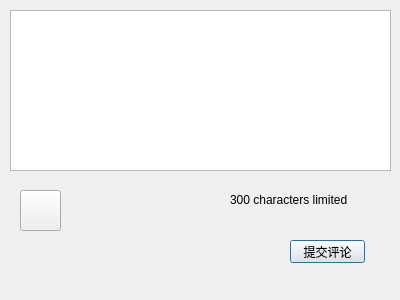
Old version of the form libdash/qtsampleplayer/CommentDialog.ui in the repository sunRainPenguin/libdash-adaptation.
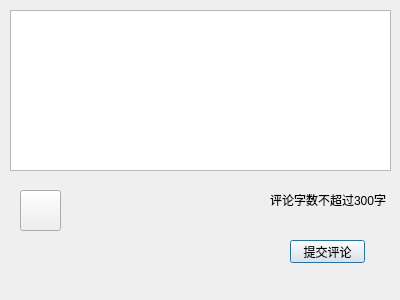
New version of the form.

```diff
--- a/libdash/qtsampleplayer/CommentDialog.ui
+++ b/libdash/qtsampleplayer/CommentDialog.ui
@@ -16,14 +16,14 @@
   <widget class="QLabel" name="label">
    <property name="geometry">
     <rect>
-     <x>230</x>
+     <x>270</x>
      <y>190</y>
-     <width>141</width>
+     <width>121</width>
      <height>20</height>
     </rect>
    </property>
    <property name="text">
-    <string>300 characters limited</string>
+    <string>评论字数不超过300字</string>
    </property>
   </widget>
   <widget class="QPushButton" name="button_comment">
```
